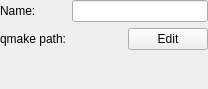
This is src/plugins/qtsupport/qtversioninfo.ui in qt-creator/qt-creator as Qt 5 draws it before an edit. The edited form follows.
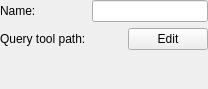
This is the edited form.

```diff
--- a/src/plugins/qtsupport/qtversioninfo.ui
+++ b/src/plugins/qtsupport/qtversioninfo.ui
@@ -39,7 +39,7 @@
    <item row="1" column="0">
     <widget class="QLabel" name="pathLabel">
      <property name="text">
-      <string>qmake path:</string>
+      <string>Query tool path:</string>
      </property>
     </widget>
    </item>
```
Left out of the diff: 2 changed lines with no effect on the pictures.
